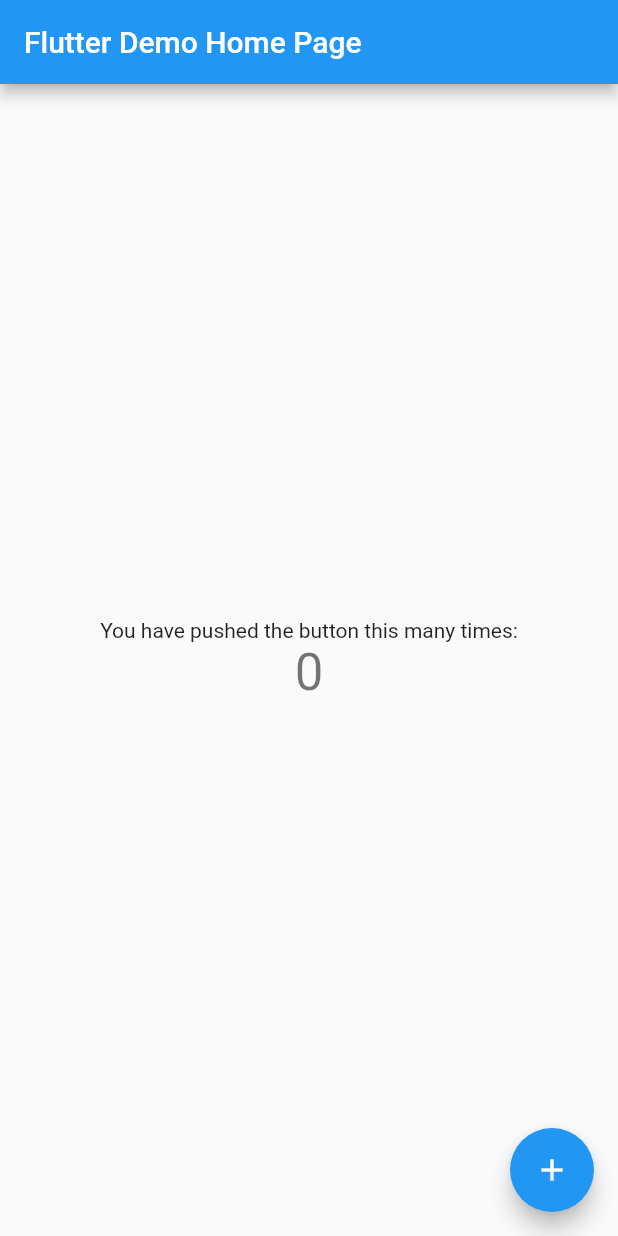
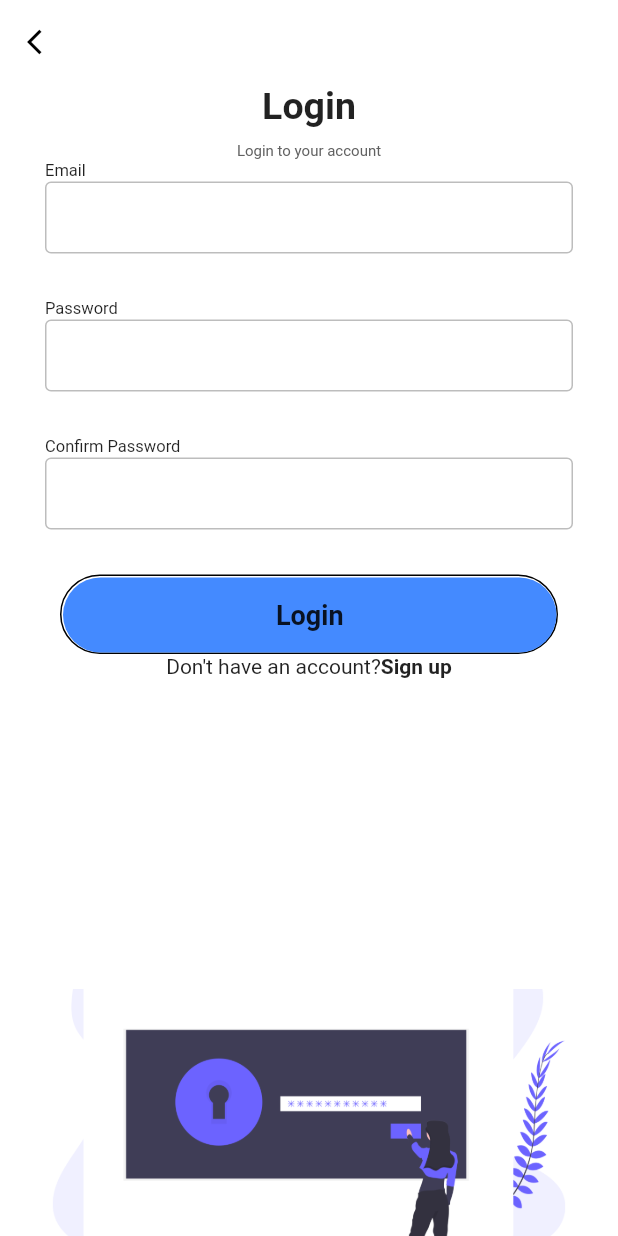
Before and after one commit to Rasanjana1997/Fkutter, a Flutter app: the screen it shows after launch, on a phone screen of 412 x 824 dp. Run offline on Flutter 3.47's test engine with Material 2 defaults, Android fonts, the phone set to English and light mode, and no system bars.

Commit message:
new commits
new commits

```diff
--- /dev/null
+++ b/application1/lib/login.dart
@@ -0,0 +1,134 @@
+import 'package:flutter/material.dart';
+
+class LoginPage extends StatelessWidget {
+  @override
+  Widget build(BuildContext context) {
+    return Scaffold(
+      resizeToAvoidBottomInset: false,
+      backgroundColor: Colors.white,
+      appBar: AppBar(
+        elevation: 0,
+        brightness: Brightness.light,
+        backgroundColor: Colors.white,
+        leading: IconButton(
+          onPressed: () {
+            Navigator.pop(context);
+          },
+          icon: Icon(Icons.arrow_back_ios, size: 20, color: Colors.black,),
+        ),
+      ),
+      body: Container(
+        height: MediaQuery.of(context).size.height,
+        width: double.infinity,
+        child: Column(
+          mainAxisAlignment: MainAxisAlignment.spaceBetween,
+          children: <Widget>[
+            Column(
+              children: <Widget>[
+                Column(
+                  children: <Widget>[
+                    Text("Login", style: TextStyle(
+                      fontSize: 25,
+                      fontWeight: FontWeight.bold,
+                    ),),
+                    SizedBox(height: 10,),
+                    Text("Login to your account", style: TextStyle(
+                      fontSize: 10,
+                      color: Colors.grey[700]
+                    ),)
+                  ],
+                ),
+                Padding(
+                  padding: EdgeInsets.symmetric(horizontal: 30),
+                  child: Column(
+                    children: <Widget>[
+                      makeInput(label: "Email"),
+                      makeInput(label: "Password", obscureText: true),
+                      makeInput(label: "Confirm Password", obscureText: true),
+                    ],
+                  ),
+                ),
+
+                Padding(
+                  padding: EdgeInsets.symmetric(horizontal: 40),
+                  child:  Container(
+                    padding: EdgeInsets.only(top: 1, left: 1),
+                    decoration: BoxDecoration(
+                        borderRadius: BorderRadius.circular(50),
+                        border: Border(
+                          bottom: BorderSide(color: Colors.black),
+                          top: BorderSide(color: Colors.black),
+                          left: BorderSide(color: Colors.black),
+                          right: BorderSide(color: Colors.black),
+                        )
+                    ),
+                    child: MaterialButton(
+                      minWidth: double.infinity,
+                      height: 50,
+                      onPressed: () {},
+                      color: Colors.blueAccent,
+                      elevation: 0,
+                      shape: RoundedRectangleBorder(
+                          borderRadius: BorderRadius.circular(50)
+                      ),
+                      child: Text("Login", style: TextStyle(
+                        fontWeight: FontWeight.w600,
+                        fontSize: 18,
+                      ),),
+                    ),
+                  ),
+                ),
+
+                Row(
+                  mainAxisAlignment: MainAxisAlignment.center,
+                  children: <Widget>[
+                    Text("Don't have an account?"),
+                    Text("Sign up", style: TextStyle(
+                      fontWeight: FontWeight.w600, fontSize: 14,
+                    ),)
+                  ],
+                ),
+              ],
+            ),
+            Container(
+              height: MediaQuery.of(context).size.height / 5,
+              decoration: BoxDecoration(
+                image: DecorationImage(
+                  image: AssetImage('assets/images/undraw_authentication_fsn5.png'),
+                  fit: BoxFit.cover
+                )
+              ),
+            )
+          ],
+        ),
+      ),
+    );
+  }
+}
+
+Widget makeInput({label, obscureText = false}) {
+  return Column(
+    crossAxisAlignment: CrossAxisAlignment.start,
+    children: <Widget>[
+      Text(label, style: TextStyle(
+        fontSize: 11,
+        fontWeight: FontWeight.w400,
+        color: Colors.black87
+      ),),
+      SizedBox(height: 1,),
+      TextField(
+        obscureText: obscureText,
+        decoration: InputDecoration(
+          contentPadding: EdgeInsets.symmetric(vertical: 0, horizontal: 10),
+          enabledBorder: OutlineInputBorder(
+            borderSide: BorderSide(color: Colors.grey[400])
+          ),
+          border: OutlineInputBorder(
+            borderSide: BorderSide(color: Colors.grey[400])
+          ),
+        ),
+      ),
+      SizedBox(height: 30,),
+    ],
+  );
+}
--- a/application1/lib/main.dart
+++ b/application1/lib/main.dart
@@ -1,117 +1,103 @@
 import 'package:flutter/material.dart';
+import 'package:flutter/widgets.dart';
+import 'package:application1/login.dart';
 
-void main() {
-  runApp(MyApp());
+void main(){
+  runApp(
+    MaterialApp(
+      debugShowCheckedModeBanner: false,
+      home: LoginPage(),
+    )
+  );
+
 }
 
-class MyApp extends StatelessWidget {
-  // This widget is the root of your application.
+class HomePage extends StatelessWidget {
   @override
   Widget build(BuildContext context) {
-    return MaterialApp(
-      title: 'Flutter Demo',
-      theme: ThemeData(
-        // This is the theme of your application.
-        //
-        // Try running your application with "flutter run". You'll see the
-        // application has a blue toolbar. Then, without quitting the app, try
-        // changing the primarySwatch below to Colors.green and then invoke
-        // "hot reload" (press "r" in the console where you ran "flutter run",
-        // or simply save your changes to "hot reload" in a Flutter IDE).
-        // Notice that the counter didn't reset back to zero; the application
-        // is not restarted.
-        primarySwatch: Colors.blue,
-        // This makes the visual density adapt to the platform that you run
-        // the app on. For desktop platforms, the controls will be smaller and
-        // closer together (more dense) than on mobile platforms.
-        visualDensity: VisualDensity.adaptivePlatformDensity,
+    return Scaffold(
+    body: SafeArea(
+      child: Container(
+        width: double.infinity,
+        height: MediaQuery.of(context).size.height,
+        padding: EdgeInsets.symmetric(horizontal: 30, vertical: 50),
+        child: Column(
+          mainAxisAlignment: MainAxisAlignment.spaceBetween,
+          crossAxisAlignment: CrossAxisAlignment.center,
+          children: <Widget>[
+            Column(
+              children: <Widget>[
+                Text("WellCome", style: TextStyle(
+                  fontWeight: FontWeight.bold,
+                  fontSize: 30
+            ),),
+                SizedBox(height: 20,),
+                Text("Automatic identity verification that enable you to verify your identity",
+                textAlign: TextAlign.center,
+                style: TextStyle(
+                  color: Colors.grey[700],
+                  fontSize: 15,
+                ),),
+            ]
+            ),
+            Container(
+              height: MediaQuery.of(context).size.height / 3,
+              decoration: BoxDecoration(
+                image: DecorationImage(
+                  image: AssetImage('assets/images/undraw_Login_v483.png')
+                )
+              ),
+            ),
+            Column(
+              children: <Widget>[
+                MaterialButton(
+                  minWidth: double.infinity,
+                  height: 50,
+                  onPressed: () {},
+                  shape: RoundedRectangleBorder(
+                    side: BorderSide(
+                      color: Colors.black
+                    ),
+                    borderRadius: BorderRadius.circular(50)
+                  ),
+                  child: Text("Login", style: TextStyle(
+                    fontWeight: FontWeight.w600,
+                    fontSize: 18,
+                  ),),
+                ),
+                SizedBox(height: 15,),
+                Container(
+                  padding: EdgeInsets.only(top: 1, left: 1),
+                  decoration: BoxDecoration(
+                    borderRadius: BorderRadius.circular(50),
+                    border: Border(
+                      bottom: BorderSide(color: Colors.black),
+                      top: BorderSide(color: Colors.black),
+                      left: BorderSide(color: Colors.black),
+                      right: BorderSide(color: Colors.black),
+                    )
+                  ),
+                  child: MaterialButton(
+                    minWidth: double.infinity,
+                    height: 50,
+                    onPressed: () {},
+                    color: Colors.blueAccent,
+                    elevation: 0,
+                    shape: RoundedRectangleBorder(
+                        borderRadius: BorderRadius.circular(50)
+                    ),
+                    child: Text("Sign Up", style: TextStyle(
+                      fontWeight: FontWeight.w600,
+                      fontSize: 18,
+                    ),),
+                  ),
+                )
+              ],
+            )
+          ],
+        ), //column
       ),
-      home: MyHomePage(title: 'Flutter Demo Home Page'),
+    ),
     );
   }
 }
-
-class MyHomePage extends StatefulWidget {
-  MyHomePage({Key key, this.title}) : super(key: key);
-
-  // This widget is the home page of your application. It is stateful, meaning
-  // that it has a State object (defined below) that contains fields that affect
-  // how it looks.
-
-  // This class is the configuration for the state. It holds the values (in this
-  // case the title) provided by the parent (in this case the App widget) and
-  // used by the build method of the State. Fields in a Widget subclass are
-  // always marked "final".
-
-  final String title;
-
-  @override
-  _MyHomePageState createState() => _MyHomePageState();
-}
-
-class _MyHomePageState extends State<MyHomePage> {
-  int _counter = 0;
-
-  void _incrementCounter() {
-    setState(() {
-      // This call to setState tells the Flutter framework that something has
-      // changed in this State, which causes it to rerun the build method below
-      // so that the display can reflect the updated values. If we changed
-      // _counter without calling setState(), then the build method would not be
-      // called again, and so nothing would appear to happen.
-      _counter++;
-    });
-  }
-
-  @override
-  Widget build(BuildContext context) {
-    // This method is rerun every time setState is called, for instance as done
-    // by the _incrementCounter method above.
-    //
-    // The Flutter framework has been optimized to make rerunning build methods
-    // fast, so that you can just rebuild anything that needs updating rather
-    // than having to individually change instances of widgets.
-    return Scaffold(
-      appBar: AppBar(
-        // Here we take the value from the MyHomePage object that was created by
-        // the App.build method, and use it to set our appbar title.
-        title: Text(widget.title),
-      ),
-      body: Center(
-        // Center is a layout widget. It takes a single child and positions it
-        // in the middle of the parent.
-        child: Column(
-          // Column is also a layout widget. It takes a list of children and
-          // arranges them vertically. By default, it sizes itself to fit its
-          // children horizontally, and tries to be as tall as its parent.
-          //
-          // Invoke "debug painting" (press "p" in the console, choose the
-          // "Toggle Debug Paint" action from the Flutter Inspector in Android
-          // Studio, or the "Toggle Debug Paint" command in Visual Studio Code)
-          // to see the wireframe for each widget.
-          //
-          // Column has various properties to control how it sizes itself and
-          // how it positions its children. Here we use mainAxisAlignment to
-          // center the children vertically; the main axis here is the vertical
-          // axis because Columns are vertical (the cross axis would be
-          // horizontal).
-          mainAxisAlignment: MainAxisAlignment.center,
-          children: <Widget>[
-            Text(
-              'You have pushed the button this many times:',
-            ),
-            Text(
-              '$_counter',
-              style: Theme.of(context).textTheme.headline4,
-            ),
-          ],
-        ),
-      ),
-      floatingActionButton: FloatingActionButton(
-        onPressed: _incrementCounter,
-        tooltip: 'Increment',
-        child: Icon(Icons.add),
-      ), // This trailing comma makes auto-formatting nicer for build methods.
-    );
-  }
-}
--- a/application1/pubspec.yaml
+++ b/application1/pubspec.yaml
@@ -45,9 +45,9 @@ flutter:
   uses-material-design: true
 
   # To add assets to your application, add an assets section, like this:
-  # assets:
-  #   - images/a_dot_burr.jpeg
-  #   - images/a_dot_ham.jpeg
+  assets:
+     - assets/images/undraw_Login_v483.png
+     - assets/images/undraw_authentication_fsn5.png
 
   # An image asset can refer to one or more resolution-specific "variants", see
   # https://flutter.dev/assets-and-images/#resolution-aware.
```
Also changed, not shown: application1/assets/images/undraw_Login_v483.png (added), application1/assets/images/undraw_authentication_fsn5.png (added), 1 other file.
